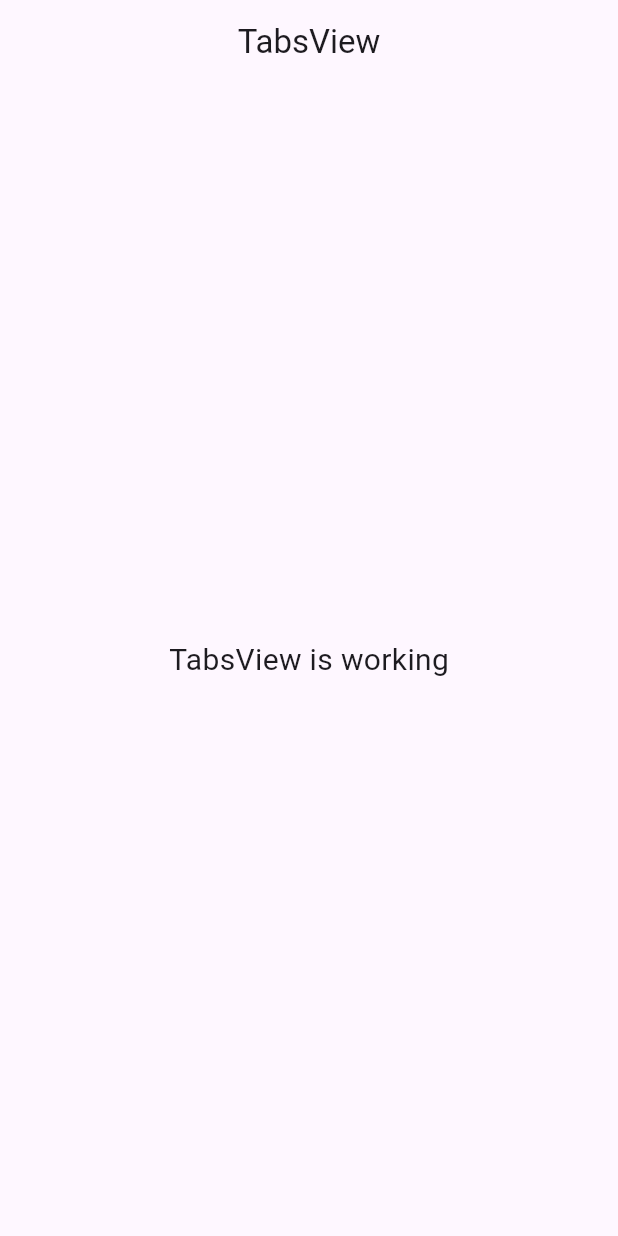
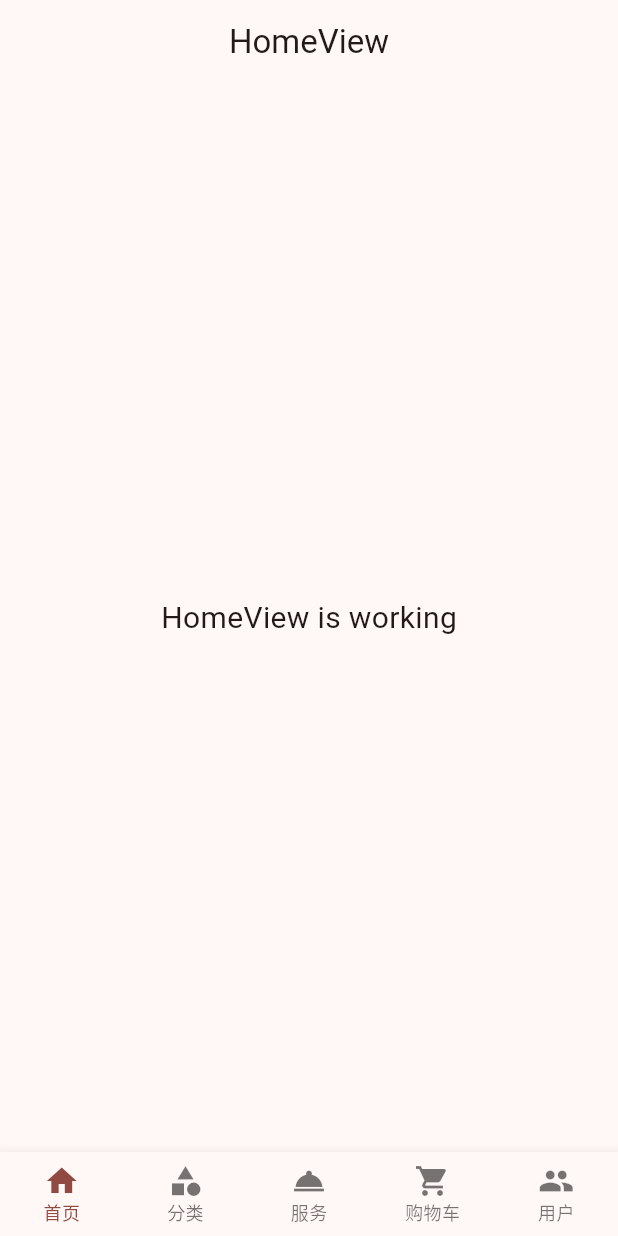
Before and after one commit to fjjlovelk/xmshop, a Flutter app: the screen it shows after launch, on a phone screen of 412 x 824 dp. Run offline on Flutter 3.47's test engine with Material 2 defaults, Android fonts, the phone set to English and light mode, and no system bars; our stand-ins replace get.

Commit message:
配置BottomNavigationBar以及对应views；去除按钮点击时的水波纹效果；更改主题色

```diff
--- a/lib/app/modules/tabs/controllers/tabs_controller.dart
+++ b/lib/app/modules/tabs/controllers/tabs_controller.dart
@@ -1,23 +1,31 @@
+import 'package:flutter/material.dart';
 import 'package:get/get.dart';
+import 'package:xmshop/app/modules/cart/views/cart_view.dart';
+import 'package:xmshop/app/modules/category/views/category_view.dart';
+import 'package:xmshop/app/modules/give/views/give_view.dart';
+import 'package:xmshop/app/modules/home/views/home_view.dart';
+import 'package:xmshop/app/modules/user/views/user_view.dart';
 
 class TabsController extends GetxController {
-  //TODO: Implement TabsController
+  final RxInt currentIndex = 0.obs;
 
-  final count = 0.obs;
-  @override
-  void onInit() {
-    super.onInit();
-  }
+  final List<Widget> pages = const [
+    HomeView(),
+    CategoryView(),
+    GiveView(),
+    CartView(),
+    UserView(),
+  ];
 
-  @override
-  void onReady() {
-    super.onReady();
-  }
+  final List<BottomNavigationBarItem> bottomNavigationBarItems = const [
+    BottomNavigationBarItem(icon: Icon(Icons.home), label: '首页'),
+    BottomNavigationBarItem(icon: Icon(Icons.category), label: '分类'),
+    BottomNavigationBarItem(icon: Icon(Icons.room_service), label: '服务'),
+    BottomNavigationBarItem(icon: Icon(Icons.shopping_cart), label: '购物车'),
+    BottomNavigationBarItem(icon: Icon(Icons.people), label: '用户'),
+  ];
 
-  @override
-  void onClose() {
-    super.onClose();
-  }
+  Widget get currentPage => pages[currentIndex.value];
 
-  void increment() => count.value++;
+  void setCurrentIndex(int index) => currentIndex.value = index;
 }
--- a/lib/app/modules/tabs/views/tabs_view.dart
+++ b/lib/app/modules/tabs/views/tabs_view.dart
@@ -1,5 +1,4 @@
 import 'package:flutter/material.dart';
-
 import 'package:get/get.dart';
 
 import '../controllers/tabs_controller.dart';
@@ -8,15 +7,18 @@ class TabsView extends GetView<TabsController> {
   const TabsView({Key? key}) : super(key: key);
   @override
   Widget build(BuildContext context) {
-    return Scaffold(
-      appBar: AppBar(
-        title: const Text('TabsView'),
-        centerTitle: true,
-      ),
-      body: const Center(
-        child: Text(
-          'TabsView is working',
-          style: TextStyle(fontSize: 20),
+    return Obx(
+      () => Scaffold(
+        body: controller.currentPage,
+        bottomNavigationBar: BottomNavigationBar(
+          currentIndex: controller.currentIndex.value,
+          type: BottomNavigationBarType.fixed,
+          selectedFontSize: 12.0,
+          enableFeedback: false,
+          onTap: (index) {
+            controller.setCurrentIndex(index);
+          },
+          items: controller.bottomNavigationBarItems,
         ),
       ),
     );
--- a/lib/main.dart
+++ b/lib/main.dart
@@ -13,6 +13,9 @@ void main() {
       debugShowCheckedModeBanner: false,
       theme: ThemeData(
         useMaterial3: true,
+        colorScheme: ColorScheme.fromSeed(seedColor: Colors.red),
+        highlightColor: Colors.transparent,
+        splashColor: Colors.transparent,
       ),
     ),
   );
```
